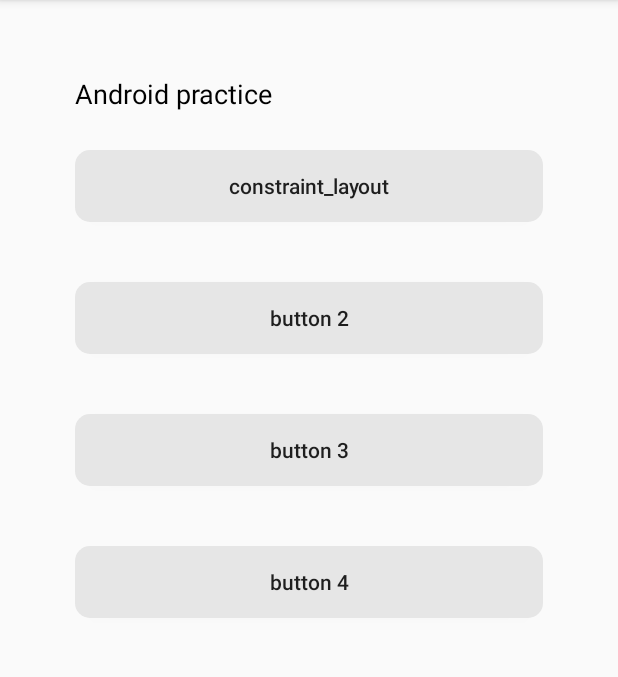
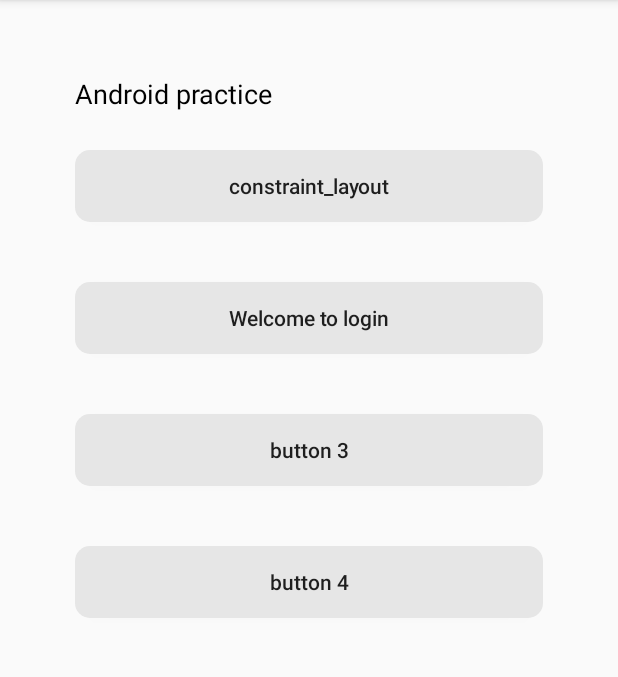
Before and after one commit to Aurora-XD/Hello, an Android app: the screen it shows after launch (MainActivity), on a phone screen of 412 x 824 dp, the part 84-761 px from its top. Run offline under Robolectric (Android 15) with nearby library versions, the phone set to English and light mode, and no system bars.

Commit message:
add onclick event to button 2

```diff
--- a/app/src/main/AndroidManifest.xml
+++ b/app/src/main/AndroidManifest.xml
@@ -9,7 +9,8 @@
         android:roundIcon="@mipmap/ic_launcher_round"
         android:supportsRtl="true"
         android:theme="@style/AppTheme">
-        <activity android:name=".ConstraintActivity"></activity>
+        <activity android:name=".LoginActivity"></activity>
+        <activity android:name=".ConstraintActivity" />
         <activity android:name=".MainActivity">
             <intent-filter>
                 <action android:name="android.intent.action.MAIN" />
--- a/app/src/main/java/com/example/hello/MainActivity.java
+++ b/app/src/main/java/com/example/hello/MainActivity.java
@@ -10,6 +10,7 @@ import android.widget.Button;
 public class MainActivity extends AppCompatActivity {
 
     private Button mButton1;
+    private Button mButton2;
 
     @Override
     protected void onCreate(Bundle savedInstanceState) {
@@ -23,9 +24,18 @@ public class MainActivity extends AppCompatActivity {
                 openNewActivity();
             }
         });
+
+        mButton2 = findViewById(R.id.button_2);
+        mButton2.setOnClickListener(new View.OnClickListener() {
+            @Override
+            public void onClick(View view) {
+                Intent intent = new Intent(MainActivity.this, LoginActivity.class);
+                startActivity(intent);
+            }
+        });
     }
 
-    public void openNewActivity(){
+    public void openNewActivity() {
         Intent intent = new Intent(this, ConstraintActivity.class);
         startActivity(intent);
     }
--- a/app/src/main/res/values/strings.xml
+++ b/app/src/main/res/values/strings.xml
@@ -2,7 +2,7 @@
     <string name="app_name">Hello</string>
     <string name="text_content">Android practice</string>
     <string name="button_text_1">constraint_layout</string>
-    <string name="button_text_2">button 2</string>
+    <string name="button_text_2">Welcome to login</string>
     <string name="button_text_3">button 3</string>
     <string name="button_text_4">button 4</string>
     <string name="button_text_5">button 5</string>
```
Also changed, not shown: app/src/main/java/com/example/hello/LoginActivity.java (added, +14 -0 lines), app/src/main/res/layout/activity_login.xml (added, +9 -0 lines), 1 other file.
